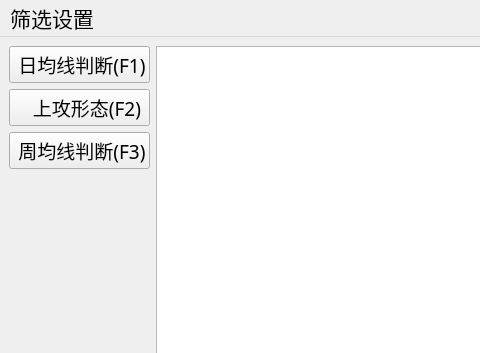
Old version of the form Windows/clsMainWindow.ui in the repository caicaiking/AbamaAnalysis; both pictures show x 0 to 480 and y 0 to 353 of the 879 by 484 pixel window.
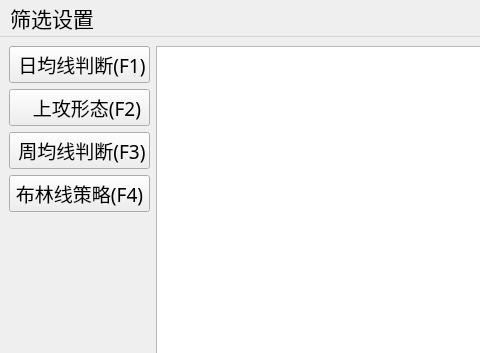
New version of the form. Icons and pictures are not drawn.

Commit message: 添加了布林线最下端判断

```diff
--- a/Windows/clsMainWindow.ui
+++ b/Windows/clsMainWindow.ui
@@ -133,6 +133,44 @@
           </property>
          </widget>
         </item>
+        <item>
+         <widget class="QPushButton" name="btnBollin">
+          <property name="minimumSize">
+           <size>
+            <width>0</width>
+            <height>35</height>
+           </size>
+          </property>
+          <property name="sizeIncrement">
+           <size>
+            <width>0</width>
+            <height>0</height>
+           </size>
+          </property>
+          <property name="font">
+           <font>
+            <family>楷体</family>
+            <pointsize>14</pointsize>
+           </font>
+          </property>
+          <property name="text">
+           <string>布林线策略(F4)</string>
+          </property>
+          <property name="icon">
+           <iconset resource="../MyRes.qrc">
+            <normaloff>:/Icons/bollin.png</normaloff>:/Icons/bollin.png</iconset>
+          </property>
+          <property name="iconSize">
+           <size>
+            <width>30</width>
+            <height>30</height>
+           </size>
+          </property>
+          <property name="shortcut">
+           <string>F4</string>
+          </property>
+         </widget>
+        </item>
         <item>
          <spacer name="verticalSpacer">
           <property name="orientation">
```
Left out of the diff: 2 changed lines with no effect on the pictures. The commit also changes 13 other files.
